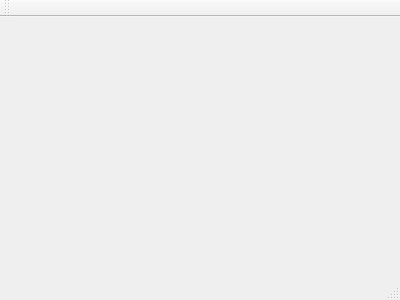
JonWiggins/SimonGame, file gamewindow.ui: the form before one commit.
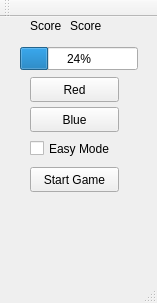
The form after the commit.

Commit message: Add accessors/mutators and components to window, add to model

Patch:
```diff
--- a/gamewindow.ui
+++ b/gamewindow.ui
@@ -1,24 +1,131 @@
 <ui version="4.0">
  <class>GameWindow</class>
- <widget class="QMainWindow" name="GameWindow" >
-  <property name="geometry" >
+ <widget class="QMainWindow" name="GameWindow">
+  <property name="geometry">
    <rect>
     <x>0</x>
     <y>0</y>
-    <width>400</width>
-    <height>300</height>
+    <width>157</width>
+    <height>303</height>
    </rect>
   </property>
   <property name="windowTitle" >
    <string>GameWindow</string>
   </property>
-  <widget class="QMenuBar" name="menuBar" />
-  <widget class="QToolBar" name="mainToolBar" />
-  <widget class="QWidget" name="centralWidget" />
-  <widget class="QStatusBar" name="statusBar" />
+  <widget class="QWidget" name="centralWidget">
+   <widget class="QPushButton" name="RedButton">
+    <property name="geometry">
+     <rect>
+      <x>30</x>
+      <y>60</y>
+      <width>89</width>
+      <height>25</height>
+     </rect>
+    </property>
+    <property name="text">
+     <string>Red</string>
+    </property>
+   </widget>
+   <widget class="QPushButton" name="BlueButton">
+    <property name="geometry">
+     <rect>
+      <x>30</x>
+      <y>90</y>
+      <width>89</width>
+      <height>25</height>
+     </rect>
+    </property>
+    <property name="text">
+     <string>Blue</string>
+    </property>
+   </widget>
+   <widget class="QLabel" name="ScoreLabel">
+    <property name="geometry">
+     <rect>
+      <x>30</x>
+      <y>0</y>
+      <width>41</width>
+      <height>17</height>
+     </rect>
+    </property>
+    <property name="text">
+     <string>Score</string>
+    </property>
+   </widget>
+   <widget class="QLabel" name="ScoreValue">
+    <property name="geometry">
+     <rect>
+      <x>70</x>
+      <y>0</y>
+      <width>67</width>
+      <height>17</height>
+     </rect>
+    </property>
+    <property name="text">
+     <string>Score</string>
+    </property>
+   </widget>
+   <widget class="QProgressBar" name="progressBar">
+    <property name="geometry">
+     <rect>
+      <x>20</x>
+      <y>30</y>
+      <width>118</width>
+      <height>23</height>
+     </rect>
+    </property>
+    <property name="value">
+     <number>24</number>
+    </property>
+   </widget>
+   <widget class="QCheckBox" name="EasyModeBox">
+    <property name="geometry">
+     <rect>
+      <x>30</x>
+      <y>120</y>
+      <width>92</width>
+      <height>23</height>
+     </rect>
+    </property>
+    <property name="text">
+     <string>Easy Mode</string>
+    </property>
+   </widget>
+   <widget class="QPushButton" name="StartButton">
+    <property name="geometry">
+     <rect>
+      <x>30</x>
+      <y>150</y>
+      <width>89</width>
+      <height>25</height>
+     </rect>
+    </property>
+    <property name="text">
+     <string>Start Game</string>
+    </property>
+   </widget>
+  </widget>
+  <widget class="QMenuBar" name="menuBar">
+   <property name="geometry">
+    <rect>
+     <x>0</x>
+     <y>0</y>
+     <width>157</width>
+     <height>22</height>
+    </rect>
+   </property>
+  </widget>
+  <widget class="QToolBar" name="mainToolBar">
+   <attribute name="toolBarArea">
+    <enum>TopToolBarArea</enum>
+   </attribute>
+   <attribute name="toolBarBreak">
+    <bool>false</bool>
+   </attribute>
+  </widget>
+  <widget class="QStatusBar" name="statusBar"/>
  </widget>
- <layoutDefault spacing="6" margin="11" />
- <pixmapfunction></pixmapfunction>
+ <layoutdefault spacing="6" margin="11"/>
  <resources/>
  <connections/>
 </ui>
```
Left out of the diff: 5 changed lines with no effect on the pictures. The commit also changes 5 other files.
